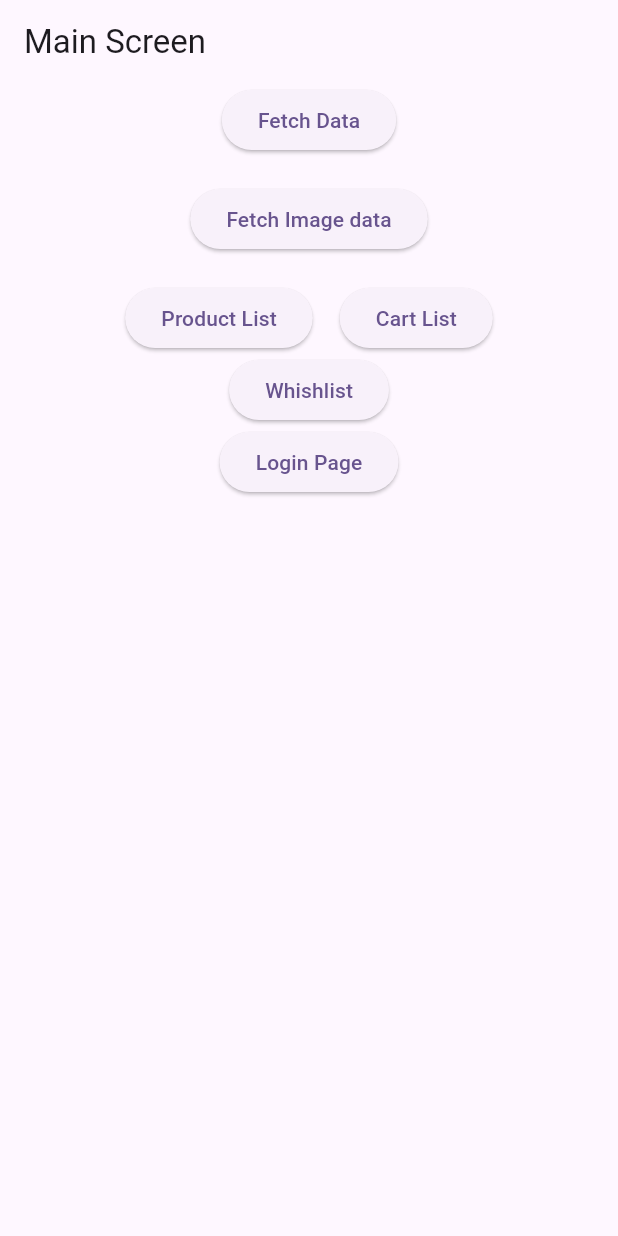
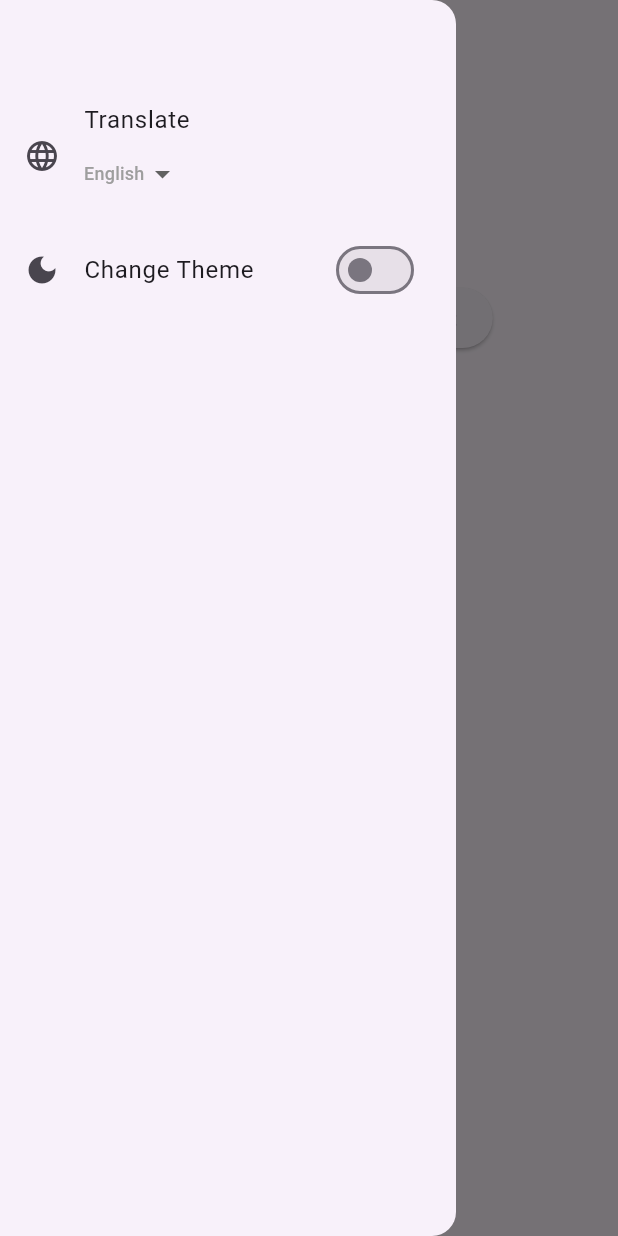
Before and after one commit to CodeCrafter96/GetX-Practice, a Flutter app: the screen it shows after launch, with the side drawer open (before the commit the screen has no drawer), on a phone screen of 412 x 824 dp. Run offline on Flutter 3.47's test engine with Material 3 defaults, Android fonts, the phone set to English and light mode, and no system bars; our stand-ins replace badges, connectivity_plus, flutter_svg, get, get_storage; network calls fail.

Commit message:
localization, theme feature

```diff
--- a/lib/data/services/post_services.dart
+++ b/lib/data/services/post_services.dart
@@ -4,8 +4,9 @@ import 'package:getx_practice/data/services/api/api.dart';
 import 'package:http/http.dart' as http;
 
 class FetchPostDataAPI {
-  Future<List<dynamic>> fetchPostData() async {
-    final response = await http.get(Uri.parse(API().getAPI('/posts')));
+  Future<List<dynamic>> fetchPostData(int currentPage) async {
+    final response = await http
+        .get(Uri.parse(API().getAPI('/posts?_page=${currentPage}&_limit=12')));
 
     if (response.statusCode == 200) {
       return jsonDecode(response.body);
--- a/lib/data/storage/local_storage.dart
+++ b/lib/data/storage/local_storage.dart
@@ -2,3 +2,4 @@ import 'package:get_storage/get_storage.dart';
 
 var box = GetStorage();
 var wishlistBox = GetStorage();
+var languageBox = GetStorage();
--- /dev/null
+++ b/lib/localization/localization_data.dart
@@ -0,0 +1,31 @@
+// ignore_for_file: equal_keys_in_map
+
+import 'package:get/get.dart';
+
+class Languages extends Translations {
+  @override
+  Map<String, Map<String, String>> get keys => {
+        'hi': {
+          'Main Screen': 'मुख्य स्क्रीन',
+          'Fetch Data': 'डेटा प्राप्त करें',
+          'Fetch Image Data': 'छवि डेटा प्राप्त करें',
+          'Product List': 'उत्पादों की सूची',
+          'Cart List': 'कार्ट सूची',
+          'Wish List': 'इच्छा-सूची',
+          'Login Page': 'लोग इन वाला पन्ना',
+          'Translate': 'अनुवाद',
+          'Change Theme': 'विषय को परिवर्तित करें',
+        },
+        'en': {
+          'Main Screen': 'Main Screen',
+          'Fetch Data': 'Fetch Data',
+          'Fetch Image Data': 'Fetch Image Data',
+          'Product List': 'Product List',
+          'Cart List': 'Cart List',
+          'Wish List': 'Wishlist',
+          'Login Page': 'Login Page',
+          'Translate': 'Translate',
+          'Change Theme': 'Change Theme',
+        }
+      };
+}
--- a/lib/main.dart
+++ b/lib/main.dart
@@ -2,6 +2,8 @@ import 'package:flutter/material.dart';
 
 import 'package:get/get.dart';
 import 'package:get_storage/get_storage.dart';
+import 'package:getx_practice/dependency_injection.dart';
+import 'package:getx_practice/localization/localization_data.dart';
 
 import 'package:getx_practice/routes/app_page.dart';
 import 'package:getx_practice/routes/app_routes.dart';
@@ -9,16 +11,20 @@ import 'package:getx_practice/screens/home_screen/home_binding.dart';
 
 Future<void> main() async {
   await GetStorage.init();
-  runApp(const MyApp());
+  runApp(MyApp());
+  DependencyInjection.init();
 }
 
 class MyApp extends StatelessWidget {
-  const MyApp({super.key});
+  MyApp({super.key});
 
   @override
   Widget build(BuildContext context) {
     return GetMaterialApp(
       debugShowCheckedModeBanner: false,
+      translations: Languages(),
+      locale: Get.deviceLocale,
+      fallbackLocale: const Locale('en'),
       initialRoute: AppRoutes.homeScreen,
       initialBinding: HomeBinding(),
       getPages: AppPage.getPage,
@@ -27,6 +33,8 @@ class MyApp extends StatelessWidget {
         colorScheme: ColorScheme.fromSeed(seedColor: Colors.deepPurple),
         useMaterial3: true,
       ),
+      // darkTheme: ThemeData.dark(),
+      // themeMode: ThemeMode.dark,
     );
   }
 }
--- a/lib/routes/app_page.dart
+++ b/lib/routes/app_page.dart
@@ -14,6 +14,7 @@ import 'package:getx_practice/screens/product/product_binding.dart';
 import 'package:getx_practice/screens/product/product_screen.dart';
 import 'package:getx_practice/screens/wishlist/wishlist_binding.dart';
 import 'package:getx_practice/screens/wishlist/wishlist_screen.dart';
+import 'package:getx_practice/widget/no_internet_found.dart';
 
 class AppPage {
   static final List<GetPage> getPage = [
@@ -52,5 +53,9 @@ class AppPage {
       page: () => WishlistScreen(),
       binding: WishlistBinding(),
     ),
+    GetPage(
+      name: AppRoutes.noInternetFound,
+      page: () => NoInternetFound(),
+    ),
   ];
 }
--- a/lib/routes/app_routes.dart
+++ b/lib/routes/app_routes.dart
@@ -6,4 +6,5 @@ class AppRoutes {
   static const cartScreen = "/CartScreen";
   static const loginScreen = "/LoginScreen";
   static const wishlistScreen = "/WishlistScreen";
+  static const noInternetFound = "/NoInternetFound";
 }
--- a/lib/screens/home_screen/home_screen.dart
+++ b/lib/screens/home_screen/home_screen.dart
@@ -5,13 +5,11 @@ import 'package:getx_practice/routes/app_routes.dart';
 
 import 'package:getx_practice/screens/cart/cart_controller.dart';
 import 'package:getx_practice/screens/home_screen/home_controller.dart';
-import 'package:getx_practice/screens/login_form/login_screen.dart';
 import 'package:getx_practice/screens/photos/img_controller.dart';
 import 'package:getx_practice/screens/post/post_controller.dart';
 import 'package:getx_practice/screens/product/product_controller.dart';
-import 'package:getx_practice/screens/wishlist/wishlist_controller.dart';
-
 import 'package:getx_practice/utils/loader.dart';
+import 'package:getx_practice/widget/appdrawer.dart';
 
 // ignore: must_be_immutable
 class HomeScreen extends StatelessWidget {
@@ -30,7 +28,8 @@ class HomeScreen extends StatelessWidget {
   @override
   Widget build(BuildContext context) {
     return Scaffold(
-      appBar: AppBar(title: const Text('Main Screen')),
+      appBar: AppBar(title: Text('Main Screen'.tr)),
+      drawer: AppDrawer(),
       body: Center(
         child: Column(
           children: [
@@ -39,10 +38,12 @@ class HomeScreen extends StatelessWidget {
               onPressed: () async {
                 Utils.showLoader();
                 await postController.fetchPostDataController();
+
                 Get.back();
+
                 homeController.goToPostScreen();
               },
-              child: const Text('Fetch Data'),
+              child: Text('Fetch Data'.tr),
             ),
             const SizedBox(height: 18),
             //Photos Button
@@ -53,7 +54,7 @@ class HomeScreen extends StatelessWidget {
                 Get.back();
                 homeController.goToImageScreen();
               },
-              child: const Text('Fetch Image data'),
+              child: Text('Fetch Image Data'.tr),
             ),
             const SizedBox(height: 18),
             Row(
@@ -67,7 +68,7 @@ class HomeScreen extends StatelessWidget {
                     Get.back();
                     homeController.goToProductScreen();
                   },
-                  child: const Text('Product List'),
+                  child: Text('Product List'.tr),
                 ),
                 const SizedBox(width: 18),
                 // Card List Button
@@ -78,7 +79,7 @@ class HomeScreen extends StatelessWidget {
                     Get.back();
                     homeController.goToCartScreen();
                   },
-                  child: const Text('Cart List'),
+                  child: Text('Cart List'.tr),
                 ),
               ],
             ),
@@ -90,7 +91,7 @@ class HomeScreen extends StatelessWidget {
                 Get.back();
                 homeController.goToWishlistScreen();
               },
-              child: const Text('Whishlist'),
+              child: Text('Wish List'.tr),
             ),
             // login validation
             const SizedBox(width: 18),
@@ -100,7 +101,7 @@ class HomeScreen extends StatelessWidget {
                 Get.toNamed(AppRoutes.loginScreen,
                     arguments: "This is Login Screen");
               },
-              child: const Text('Login Page'),
+              child: Text('Login Page'.tr),
             ),
           ],
         ),
--- a/lib/screens/post/post_controller.dart
+++ b/lib/screens/post/post_controller.dart
@@ -1,3 +1,4 @@
+import 'package:flutter/material.dart';
 import 'package:get/get.dart';
 
 import 'package:getx_practice/data/model/post_model.dart';
@@ -6,21 +7,54 @@ import 'package:getx_practice/data/services/post_services.dart';
 class PostController extends GetxController {
   var isLoading = false.obs;
   var postList = <Post>[].obs;
-  var currentPage = 1;
+  final scrollController = ScrollController();
+  final currentPage = 1.obs;
+  var hasMoreData = true.obs;
+
+  @override
+  void onInit() {
+    super.onInit();
+    scrollController.addListener(() {
+      if (scrollController.position.pixels ==
+          scrollController.position.maxScrollExtent) {
+        currentPage.value++;
+        fetchPostDataController();
+      }
+    });
+    fetchPostDataController();
+  }
 
   fetchPostDataController() async {
     try {
       isLoading(true);
-      var data = await FetchPostDataAPI().fetchPostData();
+      var data = await FetchPostDataAPI().fetchPostData(currentPage.value);
       var postData = (data).map((json) => Post.fromJson(json)).toList();
-      if (currentPage == 1) {
-        postList.assignAll(postData);
+      // postList.assignAll(postData);
+      if (postData.length < 12) {
+        hasMoreData.value = false;
+      }
+      if (currentPage.value == 1) {
+        postList.assignAll(postData.take(12).toList());
       } else {
         postList.addAll(postData);
       }
-      currentPage++;
+      isLoading.value = false;
     } finally {
       isLoading(false);
     }
   }
+
+  @override
+  void dispose() {
+    // TODO: implement dispose
+    super.dispose();
+    postList.clear();
+  }
+
+  @override
+  void onClose() {
+    // TODO: implement onClose
+    postList.clear();
+    super.onClose();
+  }
 }
--- /dev/null
+++ b/lib/widget/appdrawer.dart
@@ -0,0 +1,97 @@
+import 'package:flutter/material.dart';
+import 'package:get/get.dart';
+import 'package:getx_practice/screens/home_screen/home_controller.dart';
+
+class AppDrawer extends StatefulWidget {
+  AppDrawer({super.key});
+
+  @override
+  State<AppDrawer> createState() => _AppDrawerState();
+}
+
+class _AppDrawerState extends State<AppDrawer> {
+  bool isLanguageEnabled = false;
+  // String selectedLanguage = 'English';
+  List<String> languageOptions = ['Hindi', 'English'];
+  var isDark = false;
+
+  final controller = Get.find<HomeController>();
+
+  @override
+  Widget build(BuildContext context) {
+    return Drawer(
+      child: ListView(
+        padding: EdgeInsets.zero,
+        children: [
+          SizedBox(
+            height: 60,
+          ),
+          ListTile(
+            leading: Icon(Icons.language_sharp),
+            title: Text('Translate'),
+            subtitle: Column(
+              crossAxisAlignment: CrossAxisAlignment.start,
+              children: [
+                Obx(() {
+                  return DropdownButton<String>(
+                    padding: EdgeInsets.zero,
+                    underline: Container(),
+                    value: controller.selectedLanguage.value,
+                    items: languageOptions.map((String value) {
+                      return DropdownMenuItem<String>(
+                        value: value,
+                        child: Text(
+                          value,
+                          style: TextStyle(
+                            fontSize: 12,
+                            color: Colors.grey,
+                          ),
+                        ),
+                      );
+                    }).toList(),
+                    onChanged: (String? newValue) {
+                      setState(() {
+                        controller.setLanguage(newValue!);
+
+                        if (newValue == "Hindi") {
+                          var locale = Locale('hi');
+                          Get.updateLocale(locale);
+                        } else if (newValue == "English") {
+                          var locale = Locale('en');
+                          Get.updateLocale(locale);
+                        }
+                      });
+                    },
+                  );
+                }),
+              ],
+            ),
+            onTap: () {
+              Get.back(); // Close the drawer
+            },
+          ),
+          Obx(() {
+            return ListTile(
+              leading: Icon(Icons.dark_mode),
+              title: Row(
+                children: [
+                  const Text('Change Theme'),
+                  const Spacer(),
+                  Switch(
+                    value: controller.isDark.value,
+                    onChanged: (state) {
+                      controller.changeTheme(state);
+                    },
+                  ),
+                ],
+              ),
+              onTap: () {
+                Get.back(); // Close the drawer
+              },
+            );
+          }),
+        ],
+      ),
+    );
+  }
+}
--- a/pubspec.yaml
+++ b/pubspec.yaml
@@ -40,6 +40,7 @@ dependencies:
   badges: ^3.1.2
   flutter_svg: ^2.0.9
   rive: ^0.12.3
+  connectivity_plus: ^5.0.2
 
 dev_dependencies:
   flutter_test:
```
Also changed, not shown: lib/dependency_injection.dart (added, +8 -0 lines), lib/screens/home_screen/home_controller.dart (+61 -0 lines), lib/screens/post/post_screen.dart (+18 -31 lines), lib/widget/no_internet_found.dart (added, +14 -0 lines), pubspec.lock, 3 other files.
